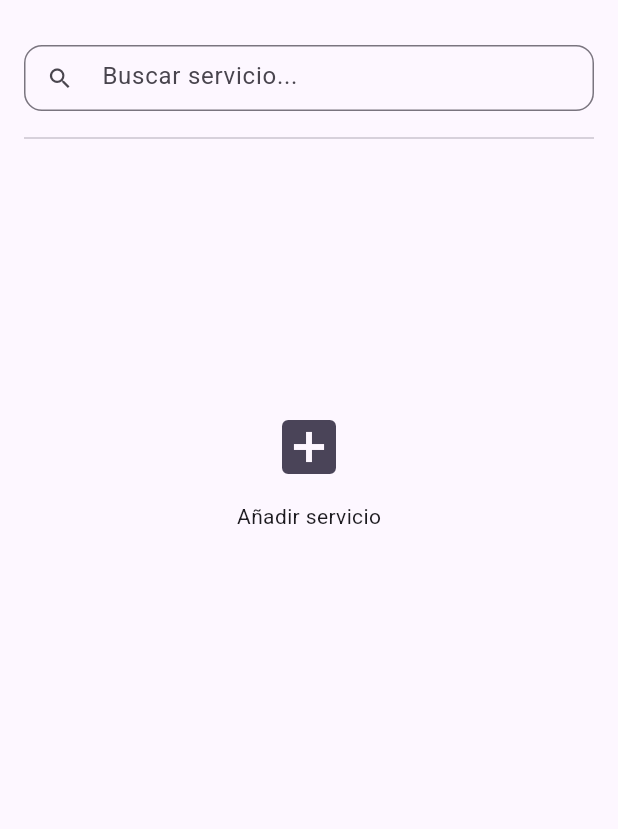
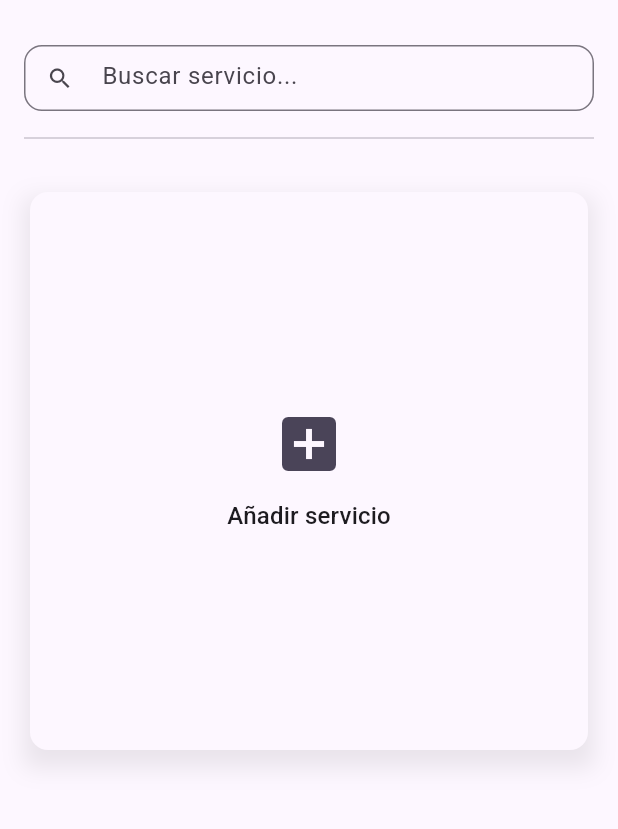
Before and after one commit to AtomixAlpha15/app_gestion_negocio, a Flutter app: the ServiciosScreen screen opened directly, on a phone screen of 412 x 824 dp, the part 63-892 px from its top. Run offline on Flutter 3.47's test engine with Material 3 defaults, Android fonts, the phone set to English and light mode, and no system bars; our stand-ins replace drift, file_picker, flutter_colorpicker, image_picker, rxdart, shared_preferences; accounts and stored records are empty; generated files the repository leaves out were written again.

Commit message:
Pantalla de servicios y clientes terminadas, justo antes de empezar con agenda

```diff
--- a/lib/providers/citas_provider.dart
+++ b/lib/providers/citas_provider.dart
@@ -38,7 +38,7 @@ class CitasProvider extends ChangeNotifier {
     final citas = await citasQ.get();
     for (final c in citas) {
       // precio de la cita; si tu modelo guarda precio en otra tabla, ajusta aquí
-      final double importe = c.precio ?? 0.0;
+      final double importe = c.precio ;
       final String detalle = 'Cita'; // si tienes servicios, puedes sustituir por su nombre
 
       movimientos.add(MovimientoContable(
--- a/lib/providers/contabilidad_provider.dart
+++ b/lib/providers/contabilidad_provider.dart
@@ -18,7 +18,7 @@ class ContabilidadProvider extends ChangeNotifier {
       citaId: c.id,
       detalle: 'Cita',
       metodo: c.metodoPago,
-      importe: c.precio ?? 0.0,
+      importe: c.precio ,
       tipo: MovimientoTipo.cita,
     );
   }
--- a/lib/screens/agenda_screen.dart
+++ b/lib/screens/agenda_screen.dart
@@ -6,7 +6,6 @@ import '../providers/citas_provider.dart';
 import '../providers/bonos_provider.dart';
 import '../providers/extras_servicio_provider.dart';
 import '../services/app_database.dart';
-import 'package:drift/drift.dart' show Value;
 
 // Helper para Dart < 3
 extension FirstWhereOrNullExtension<E> on List<E> {
@@ -472,7 +471,6 @@ class _NuevaCitaDialogState extends State<NuevaCitaDialog> {
         if (widget.cita != null)
           TextButton(
             onPressed: () async {
-              final scheme    = Theme.of(context).colorScheme;
               final bonosProv = context.read<BonosProvider>();
               final citasProv = context.read<CitasProvider>();
 
--- a/lib/screens/contabilidad_screen.dart
+++ b/lib/screens/contabilidad_screen.dart
@@ -79,13 +79,11 @@ class _ContabilidadScreenState extends State<ContabilidadScreen>
   Widget build(BuildContext context) {
     final clientes = context.watch<ClientesProvider>().clientes;
     final servicios = context.watch<ServiciosProvider>().servicios;
-    final contab = context.read<ContabilidadProvider>();
     final gastosProvider = context.watch<GastosProvider>();
     final scheme = Theme.of(context).colorScheme;
     final text = Theme.of(context).textTheme;
 
     // Citas y gastos del mes (para totales, SIN filtrar)
-    final citasMes = context.watch<CitasProvider>().citasPorMes(mesActual, anioActual);
     final gastosMes = gastosProvider.gastosPorMes(mesActual, anioActual);
 
     // Totales independientes de filtros
--- a/lib/screens/servicios_screen.dart
+++ b/lib/screens/servicios_screen.dart
@@ -1,3 +1,4 @@
+import 'dart:async';
 import 'package:flutter/material.dart';
 import 'package:provider/provider.dart';
 import '../services/app_database.dart';
@@ -5,6 +6,7 @@ import '../providers/servicios_provider.dart';
 import '../providers/extras_servicio_provider.dart';
 import 'dart:io';
 import 'package:image_picker/image_picker.dart';
+import '../widgets/entity_card.dart';
 
 class ServiciosScreen extends StatefulWidget {
   const ServiciosScreen({super.key});
@@ -16,9 +18,11 @@ class ServiciosScreen extends StatefulWidget {
 class _ServiciosScreenState extends State<ServiciosScreen> {
   final _searchCtrl = TextEditingController();
   String _query = '';
+  Timer? _debounce;
 
   @override
   void dispose() {
+    _debounce?.cancel();
     _searchCtrl.dispose();
     super.dispose();
   }
@@ -39,22 +43,31 @@ class _ServiciosScreenState extends State<ServiciosScreen> {
 }
 
 
-Future<void> _mostrarDialogoServicio({dynamic servicio}) async {
-  final changed = await showDialog<bool>(
+void _mostrarDialogoServicio({dynamic servicio}) {
+  showGeneralDialog(
     context: context,
-    builder: (_) => _ServicioDialogo(servicio: servicio),
+    barrierDismissible: true,
+    barrierLabel: 'Servicio',
+    barrierColor: Colors.black.withOpacity(0.35),
+    transitionDuration: const Duration(milliseconds: 220),
+    pageBuilder: (_, __, ___) {
+      return Center(
+        child: _ServicioDialogo(servicio: servicio),
       );
-
-  if (changed == true && mounted) {
-    await context.read<ServiciosProvider>().cargarServicios();
-
-    ScaffoldMessenger.of(context).showSnackBar(
-      SnackBar(
-        content: Text(servicio == null ? 'Servicio creado' : 'Cambios guardados'),
+    },
+    transitionBuilder: (_, anim, __, child) {
+      final curved = Curves.easeOutCubic.transform(anim.value);
+      return Transform.scale(
+        scale: 0.96 + (0.04 * curved),
+        child: Opacity(
+          opacity: anim.value,
+          child: child,
         ),
       );
+    },
+  );
 }
-}
+
 
 
   @override
@@ -74,7 +87,13 @@ Future<void> _mostrarDialogoServicio({dynamic servicio}) async {
             height: 44,
             child: TextField(
               controller: _searchCtrl,
-              onChanged: (v) => setState(() => _query = v.trim()),
+              onChanged: (v) {
+                _debounce?.cancel();
+                _debounce = Timer(const Duration(milliseconds: 120), () {
+                  if (!mounted) return;
+                  setState(() => _query = v.trim());
+                });
+              },
               textInputAction: TextInputAction.search,
               decoration: InputDecoration(
                 hintText: 'Buscar servicio...',
@@ -122,56 +141,55 @@ Future<void> _mostrarDialogoServicio({dynamic servicio}) async {
                         return nombre.contains(q) || desc.contains(q);
                       }).toList();
 
+                final ancho = constraints.maxWidth;
+                final columnas = (ancho / 220).floor().clamp(1, 6);
+                final filtered = filtrados;
+                final gridKey = ValueKey(filtered.map((e) => e.id).join('|'));
 
-                final items = [
-                  _ServicioCard(
-                    esNuevo: true,
+                return AnimatedSwitcher(
+                  duration: const Duration(milliseconds: 180),
+                  switchInCurve: Curves.easeOutCubic,
+                  switchOutCurve: Curves.easeOutCubic,
+                  transitionBuilder: (child, anim) {
+                    final fade = CurvedAnimation(parent: anim, curve: Curves.easeOut);
+                    final slide = Tween<Offset>(
+                      begin: const Offset(0, 0.03),
+                      end: Offset.zero,
+                    ).animate(CurvedAnimation(parent: anim, curve: Curves.easeOutCubic));
+
+                    return FadeTransition(
+                      opacity: fade,
+                      child: SlideTransition(position: slide, child: child),
+                    );
+                  },
+                  child: GridView.count(
+                    key: gridKey,
+                    crossAxisCount: columnas,
+                    mainAxisSpacing: 20,
+                    crossAxisSpacing: 20,
+                    children: [
+                      EntityCard(
+                        isNew: true,
+                        newIcon: Icons.add_box,
+                        newLabel: 'Añadir servicio',
                         onTap: () => _mostrarDialogoServicio(),
                       ),
-                  ...filtrados.map(
-                    (s) => _ServicioCard(
-                      servicio: s,
+
+                      ...filtered.map(
+                        (s) => _AnimatedServicioItem(
+                          key: ValueKey(s.id),
+                          child: EntityCard(
                             onTap: () => _mostrarDialogoServicio(servicio: s),
-                      onDelete: () async {
-                        final confirm = await showDialog<bool>(
-                          context: context,
-                          builder: (_) => AlertDialog(
-                            title: const Text('¿Eliminar servicio?'),
-                            content: const Text('Esta acción no se puede deshacer.'),
-                            actions: [
-                              TextButton(
-                                onPressed: () => Navigator.pop(context, false),
-                                child: const Text('Cancelar'),
+                            title: s.nombre,
+                            subtitle: '${s.precio.toStringAsFixed(2)} € · ${s.duracionMinutos} min',
+                            imagePath: s.imagenPath, // String? en tu modelo
                           ),
-                              TextButton(
-                                onPressed: () => Navigator.pop(context, true),
-                                child: const Text('Eliminar'),
+                        ),
                       ),
                     ],
                   ),
                 );
-                        if (confirm == true) {
-                          await provider.eliminarServicio(s.id);
-                          if (context.mounted) {
-                            ScaffoldMessenger.of(context).showSnackBar(
-                              const SnackBar(content: Text('Servicio eliminado')),
-                            );
-                          }
-                        }
-                      },
-                    ),
-                  ),
-                ];
 
-                final ancho = constraints.maxWidth;
-                final columnas = (ancho / 220).floor().clamp(1, 6);
-
-                return GridView.count(
-                  crossAxisCount: columnas,
-                  mainAxisSpacing: 20,
-                  crossAxisSpacing: 20,
-                  children: items,
-                );
               },
             ),
           ),
@@ -183,111 +201,28 @@ Future<void> _mostrarDialogoServicio({dynamic servicio}) async {
   }
 }
 
-class _ServicioCard extends StatelessWidget {
-  final dynamic servicio;
-  final bool esNuevo;
-  final VoidCallback onTap;
-  final VoidCallback? onDelete;
-
-  const _ServicioCard({
-    this.servicio,
-    this.esNuevo = false,
-    required this.onTap,
-    this.onDelete,
-  });
+class _AnimatedServicioItem extends StatelessWidget {
+  final Widget child;
+  const _AnimatedServicioItem({super.key, required this.child});
 
   @override
   Widget build(BuildContext context) {
-    final scheme = Theme.of(context).colorScheme;
-    final text = Theme.of(context).textTheme;
-
-    if (esNuevo) {
-      return Card(
-        shape: RoundedRectangleBorder(
-          borderRadius: BorderRadius.circular(12),
-        ),
-        child: InkWell(
-          onTap: onTap,
-          borderRadius: BorderRadius.circular(12),
-          child: Center(
-            child: Column(
-              mainAxisSize: MainAxisSize.min,
-              children: [
-                Icon(Icons.add_box, size: 48, color: scheme.onSecondaryContainer),
-                const SizedBox(height: 12),
-                Text(
-                  'Añadir servicio',
-
-                ),
-              ],
-            ),
+    return TweenAnimationBuilder<double>(
+      tween: Tween(begin: 0, end: 1),
+      duration: const Duration(milliseconds: 180),
+      curve: Curves.easeOutCubic,
+      builder: (_, t, __) {
+        return Opacity(
+          opacity: t,
+          child: Transform.translate(
+            offset: Offset(0, (1 - t) * 6),
+            child: Transform.scale(
+              scale: 0.98 + (t * 0.02),
+              child: child,
             ),
           ),
         );
-    }
-
-    return Card(
-      color: scheme.secondaryContainer,
-      shape: RoundedRectangleBorder(
-        borderRadius: BorderRadius.circular(12),
-        side: BorderSide(color: scheme.outlineVariant),
-      ),
-      child: InkWell(
-        onTap: onTap,
-        borderRadius: BorderRadius.circular(12),
-        child: Padding(
-          padding: const EdgeInsets.symmetric(vertical: 18, horizontal: 8),
-          child: Column(
-            mainAxisAlignment: MainAxisAlignment.center,
-            children: [
-              // Imagen
-              ClipRRect(
-                borderRadius: BorderRadius.circular(10),
-                child: servicio.imagenPath != null
-                    ? Image.file(
-                        File(servicio.imagenPath!),
-                        width: 96,
-                        height: 96,
-                        fit: BoxFit.cover,
-                      )
-                    : Container(
-                        width: 96,
-                        height: 96,
-                        color: scheme.surfaceVariant,
-                        child: Icon(
-                          Icons.image_outlined,
-                          size: 40,
-                          color: scheme.onSurfaceVariant,
-                        ),
-                      ),
-              ),
-
-              const SizedBox(height: 12),
-
-              // Nombre
-              Text(
-                servicio.nombre,
-                style: text.titleMedium?.copyWith(
-                  color: scheme.onSecondaryContainer,
-                  fontWeight: FontWeight.bold,
-                ),
-                textAlign: TextAlign.center,
-                overflow: TextOverflow.ellipsis,
-              ),
-
-              const SizedBox(height: 8),
-
-              // Precio + duración
-              Text(
-                '${servicio.precio.toStringAsFixed(2)} € · ${servicio.duracionMinutos} min',
-                style: text.bodyMedium?.copyWith(
-                  color: scheme.onSecondaryContainer.withOpacity(0.9),
-                ),
-              ),
-            ],
-          ),
-        ),
-      ),
+      },
     );
   }
 }
@@ -518,7 +453,6 @@ class _ServicioDialogoState extends State<_ServicioDialogo> {
   Widget build(BuildContext context) {
     final s = widget.servicio;
     final esNuevo = s == null;
-    final text = Theme.of(context).textTheme;
 
     return AlertDialog(
       title: Text(esNuevo ? 'Nuevo Servicio' : 'Editar Servicio'),
--- /dev/null
+++ b/lib/widgets/entity_card.dart
@@ -0,0 +1,214 @@
+import 'dart:io';
+import 'package:flutter/material.dart';
+
+class EntityCard extends StatefulWidget {
+  /// “Nuevo” (Añadir)
+  final bool isNew;
+
+  /// Tap general de la tarjeta
+  final VoidCallback onTap;
+
+  /// Contenido
+  final String? title;
+  final String? subtitle;
+  final String? imagePath;
+
+  /// Personalización del “nuevo”
+  final IconData newIcon;
+  final String newLabel;
+
+  /// Badge esquina (impagos en clientes, etc.)
+  final Widget? cornerBadge;
+
+  const EntityCard({
+    super.key,
+    required this.onTap,
+    this.isNew = false,
+    this.title,
+    this.subtitle,
+    this.imagePath,
+    this.newIcon = Icons.add_box,
+    this.newLabel = 'Añadir',
+    this.cornerBadge,
+  });
+
+  @override
+  State<EntityCard> createState() => _EntityCardState();
+}
+
+class _EntityCardState extends State<EntityCard> {
+  bool _hover = false;
+
+  bool get _enableHover {
+    final p = Theme.of(context).platform;
+    return p == TargetPlatform.windows ||
+        p == TargetPlatform.macOS ||
+        p == TargetPlatform.linux;
+  }
+
+  @override
+  Widget build(BuildContext context) {
+    final scheme = Theme.of(context).colorScheme;
+    final text = Theme.of(context).textTheme;
+
+    return MouseRegion(
+      onEnter: _enableHover ? (_) => setState(() => _hover = true) : null,
+      onExit: _enableHover ? (_) => setState(() => _hover = false) : null,
+      cursor: SystemMouseCursors.click,
+      child: AnimatedContainer(
+        duration: const Duration(milliseconds: 160),
+        curve: Curves.easeOut,
+        transform: _hover
+            ? (Matrix4.identity()..translate(0.0, -4.0))
+            : Matrix4.identity(),
+        decoration: BoxDecoration(
+          boxShadow: [
+            BoxShadow(
+              color: Colors.black.withOpacity(_hover ? 0.18 : 0.08),
+              blurRadius: _hover ? 20 : 12,
+              offset: const Offset(0, 8),
+            ),
+          ],
+        ),
+        child: _buildCard(context, scheme, text),
+      ),
+    );
+  }
+
+  Widget _buildCard(
+    BuildContext context,
+    ColorScheme scheme,
+    TextTheme text,
+  ) {
+    // --- Tarjeta "Añadir" ---
+    if (widget.isNew) {
+      return Card(
+        shape: RoundedRectangleBorder(
+          borderRadius: BorderRadius.circular(12),
+        ),
+        child: InkWell(
+          onTap: widget.onTap,
+          borderRadius: BorderRadius.circular(12),
+          child: Center(
+            child: Column(
+              mainAxisSize: MainAxisSize.min,
+              children: [
+                Icon(
+                  widget.newIcon,
+                  size: 48,
+                  color: scheme.onSecondaryContainer,
+                ),
+                const SizedBox(height: 12),
+                Text(
+                  widget.newLabel,
+                  style: text.titleMedium,
+                ),
+              ],
+            ),
+          ),
+        ),
+      );
+    }
+
+    // --- Tarjeta normal ---
+    final img = (widget.imagePath ?? '').trim();
+    final hasImg = img.isNotEmpty;
+
+    final card = Card(
+      color: scheme.secondaryContainer,
+      shape: RoundedRectangleBorder(
+        borderRadius: BorderRadius.circular(12),
+        side: BorderSide(color: scheme.outlineVariant),
+      ),
+      child: InkWell(
+        onTap: widget.onTap,
+        borderRadius: BorderRadius.circular(12),
+        splashColor: scheme.primary.withOpacity(0.08),
+        highlightColor: Colors.transparent,
+        child: Padding(
+          padding: const EdgeInsets.symmetric(vertical: 16, horizontal: 10),
+          child: Column(
+            mainAxisAlignment: MainAxisAlignment.center,
+            children: [
+              SizedBox(
+                height: 96,
+                width: 96,
+                child: ClipRRect(
+                  borderRadius: BorderRadius.circular(12),
+                  child: AspectRatio(
+                    aspectRatio: 1,
+                    child: hasImg
+                        ? Image.file(
+                            File(img),
+                            fit: BoxFit.cover,
+                          )
+                        : Container(
+                            decoration: BoxDecoration(
+                              color: scheme.surfaceVariant,
+                              borderRadius: BorderRadius.circular(12),
+                              border: Border.all(
+                                color: scheme.outlineVariant.withOpacity(0.6),
+                              ),
+                            ),
+                            child: Icon(
+                              Icons.image_outlined,
+                              size: 36,
+                              color: scheme.onSurfaceVariant.withOpacity(0.6),
+                            ),
+                          ),
+                  ),
+                ),
+              ),
+              const SizedBox(height: 12),
+
+              // --- Título ---
+              Text(
+                widget.title ?? '',
+                style: text.titleMedium?.copyWith(
+                  color: scheme.onSecondaryContainer,
+                  fontWeight: FontWeight.bold,
+                ),
+                textAlign: TextAlign.center,
+                maxLines: 1,
+                overflow: TextOverflow.ellipsis,
+              ),
+
+              const SizedBox(height: 6),
+
+              // --- Subtítulo (si hay) ---
+              if ((widget.subtitle ?? '').trim().isNotEmpty)
+                Text(
+                  widget.subtitle!,
+                  style: text.bodyMedium?.copyWith(
+                    color: scheme.onSecondaryContainer.withOpacity(0.9),
+                  ),
+                  textAlign: TextAlign.center,
+                  maxLines: 1,
+                  overflow: TextOverflow.ellipsis,
+                ),
+            ],
+          ),
+        ),
+      ),
+    );
+
+    // Si hay badge, lo añadimos igual que en clientes
+    if (widget.cornerBadge == null) return card;
+
+    return Stack(
+      fit: StackFit.expand, // ✅ fuerza a ocupar toda la celda
+      children: [
+        Positioned.fill(child: card), // ✅ fuerza a que el card llene el stack
+
+        Positioned(
+          top: 6,
+          right: 6,
+          child: IgnorePointer( // opcional, para que no interfiera con hover/tap
+            child: widget.cornerBadge!,
+          ),
+        ),
+      ],
+    );
+
+  }
+}
```
Also changed, not shown: lib/screens/clientes_screen.dart (+106 -165 lines). Lines whose indentation alone changed are shown as unchanged.
